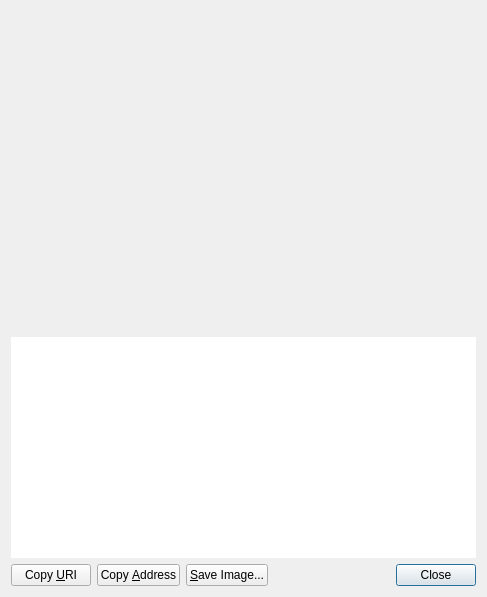
Above: src/qt/forms/receiverequestdialog.ui from minblock/satcoin before the change. Below: the same form after it.
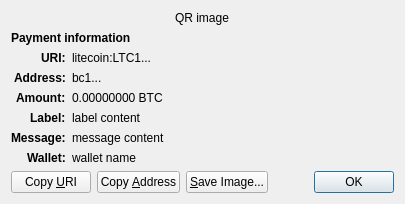
That is the form after the change. Custom widgets are drawn as their Qt base class.

The edit to the form file:
```diff
--- a/src/qt/forms/receiverequestdialog.ui
+++ b/src/qt/forms/receiverequestdialog.ui
@@ -6,60 +6,158 @@
    <rect>
     <x>0</x>
     <y>0</y>
-    <width>487</width>
-    <height>597</height>
+    <width>413</width>
+    <height>229</height>
    </rect>
   </property>
-  <layout class="QVBoxLayout" name="verticalLayout_3">
-   <item>
-    <widget class="QRImageWidget" name="lblQRCode">
-     <property name="sizePolicy">
-      <sizepolicy hsizetype="Expanding" vsizetype="Fixed">
-       <horstretch>0</horstretch>
-       <verstretch>0</verstretch>
-      </sizepolicy>
+  <property name="windowTitle">
+   <string>Request payment to ...</string>
+  </property>
+  <layout class="QGridLayout" name="gridLayout" columnstretch="0,1">
+   <property name="sizeConstraint">
+    <enum>QLayout::SetFixedSize</enum>
+   </property>
+   <item row="0" column="0" colspan="2" alignment="Qt::AlignHCenter">
+    <widget class="QRImageWidget" name="qr_code">
+     <property name="text">
+      <string notr="true">QR image</string>
      </property>
-     <property name="minimumSize">
-      <size>
-       <width>300</width>
-       <height>320</height>
-      </size>
+     <property name="textInteractionFlags">
+      <set>Qt::NoTextInteraction</set>
      </property>
-     <property name="toolTip">
-      <string>QR Code</string>
+    </widget>
+   </item>
+   <item row="1" column="0" colspan="2">
+    <widget class="QLabel" name="payment_header">
+     <property name="font">
+      <font>
+       <weight>75</weight>
+       <bold>true</bold>
+      </font>
      </property>
+     <property name="text">
+      <string>Payment information</string>
+     </property>
+     <property name="textInteractionFlags">
+      <set>Qt::NoTextInteraction</set>
+     </property>
+    </widget>
+   </item>
+   <item row="2" column="0" alignment="Qt::AlignRight|Qt::AlignTop">
+    <widget class="QLabel" name="uri_tag">
+     <property name="font">
+      <font>
+       <weight>75</weight>
+       <bold>true</bold>
+      </font>
+     </property>
+     <property name="text">
+      <string notr="true">URI:</string>
+     </property>
      <property name="textFormat">
       <enum>Qt::PlainText</enum>
      </property>
-     <property name="alignment">
-      <set>Qt::AlignCenter</set>
+     <property name="textInteractionFlags">
+      <set>Qt::NoTextInteraction</set>
      </property>
+    </widget>
+   </item>
+   <item row="2" column="1" alignment="Qt::AlignTop">
+    <widget class="QLabel" name="uri_content">
+     <property name="text">
+      <string notr="true">litecoin:LTC1...</string>
+     </property>
+     <property name="textFormat">
+      <enum>Qt::RichText</enum>
+     </property>
      <property name="wordWrap">
       <bool>true</bool>
      </property>
     </widget>
    </item>
-   <item>
-    <widget class="QTextEdit" name="outUri">
-     <property name="sizePolicy">
-      <sizepolicy hsizetype="Expanding" vsizetype="Expanding">
-       <horstretch>0</horstretch>
-       <verstretch>0</verstretch>
-      </sizepolicy>
+   <item row="3" column="0" alignment="Qt::AlignRight|Qt::AlignTop">
+    <widget class="QLabel" name="address_tag">
+     <property name="font">
+      <font>
+       <weight>75</weight>
+       <bold>true</bold>
+      </font>
      </property>
-     <property name="minimumSize">
-      <size>
-       <width>0</width>
-       <height>50</height>
-      </size>
+     <property name="text">
+      <string>Address:</string>
      </property>
-     <property name="frameShape">
-      <enum>QFrame::NoFrame</enum>
+     <property name="textInteractionFlags">
+      <set>Qt::NoTextInteraction</set>
      </property>
-     <property name="frameShadow">
-      <enum>QFrame::Plain</enum>
+    </widget>
+   </item>
+   <item row="3" column="1" alignment="Qt::AlignTop">
+    <widget class="QLabel" name="address_content">
+     <property name="text">
+      <string notr="true">bc1...</string>
      </property>
-     <property name="tabChangesFocus">
+     <property name="textFormat">
+      <enum>Qt::PlainText</enum>
+     </property>
+     <property name="textInteractionFlags">
+      <set>Qt::TextSelectableByMouse</set>
+     </property>
+    </widget>
+   </item>
+   <item row="4" column="0" alignment="Qt::AlignRight|Qt::AlignTop">
+    <widget class="QLabel" name="amount_tag">
+     <property name="font">
+      <font>
+       <weight>75</weight>
+       <bold>true</bold>
+      </font>
+     </property>
+     <property name="text">
+      <string>Amount:</string>
+     </property>
+     <property name="textInteractionFlags">
+      <set>Qt::NoTextInteraction</set>
+     </property>
+    </widget>
+   </item>
+   <item row="4" column="1" alignment="Qt::AlignTop">
+    <widget class="QLabel" name="amount_content">
+     <property name="text">
+      <string notr="true">0.00000000 BTC</string>
+     </property>
+     <property name="textFormat">
+      <enum>Qt::PlainText</enum>
+     </property>
+     <property name="textInteractionFlags">
+      <set>Qt::TextSelectableByMouse</set>
+     </property>
+    </widget>
+   </item>
+   <item row="5" column="0" alignment="Qt::AlignRight|Qt::AlignTop">
+    <widget class="QLabel" name="label_tag">
+     <property name="font">
+      <font>
+       <weight>75</weight>
+       <bold>true</bold>
+      </font>
+     </property>
+     <property name="text">
+      <string>Label:</string>
+     </property>
+     <property name="textInteractionFlags">
+      <set>Qt::NoTextInteraction</set>
+     </property>
+    </widget>
+   </item>
+   <item row="5" column="1" alignment="Qt::AlignTop">
+    <widget class="QLabel" name="label_content">
+     <property name="text">
+      <string notr="true">label content</string>
+     </property>
+     <property name="textFormat">
+      <enum>Qt::PlainText</enum>
+     </property>
+     <property name="wordWrap">
       <bool>true</bool>
      </property>
      <property name="textInteractionFlags">
@@ -67,7 +165,71 @@
      </property>
     </widget>
    </item>
-   <item>
+   <item row="6" column="0" alignment="Qt::AlignRight|Qt::AlignTop">
+    <widget class="QLabel" name="message_tag">
+     <property name="font">
+      <font>
+       <weight>75</weight>
+       <bold>true</bold>
+      </font>
+     </property>
+     <property name="text">
+      <string>Message:</string>
+     </property>
+     <property name="textInteractionFlags">
+      <set>Qt::NoTextInteraction</set>
+     </property>
+    </widget>
+   </item>
+   <item row="6" column="1" alignment="Qt::AlignTop">
+    <widget class="QLabel" name="message_content">
+     <property name="text">
+      <string notr="true">message content</string>
+     </property>
+     <property name="textFormat">
+      <enum>Qt::PlainText</enum>
+     </property>
+     <property name="wordWrap">
+      <bool>true</bool>
+     </property>
+     <property name="textInteractionFlags">
+      <set>Qt::TextSelectableByMouse</set>
+     </property>
+    </widget>
+   </item>
+   <item row="7" column="0" alignment="Qt::AlignRight|Qt::AlignTop">
+    <widget class="QLabel" name="wallet_tag">
+     <property name="font">
+      <font>
+       <weight>75</weight>
+       <bold>true</bold>
+      </font>
+     </property>
+     <property name="text">
+      <string>Wallet:</string>
+     </property>
+     <property name="textInteractionFlags">
+      <set>Qt::NoTextInteraction</set>
+     </property>
+    </widget>
+   </item>
+   <item row="7" column="1" alignment="Qt::AlignTop">
+    <widget class="QLabel" name="wallet_content">
+     <property name="text">
+      <string notr="true">wallet name</string>
+     </property>
+     <property name="textFormat">
+      <enum>Qt::PlainText</enum>
+     </property>
+     <property name="wordWrap">
+      <bool>true</bool>
+     </property>
+     <property name="textInteractionFlags">
+      <set>Qt::TextSelectableByMouse</set>
+     </property>
+    </widget>
+   </item>
+   <item row="8" column="0" colspan="2">
     <layout class="QHBoxLayout" name="horizontalLayout">
      <item>
       <widget class="QPushButton" name="btnCopyURI">
@@ -115,7 +277,7 @@
      <item>
       <widget class="QDialogButtonBox" name="buttonBox">
        <property name="standardButtons">
-        <set>QDialogButtonBox::Close</set>
+        <set>QDialogButtonBox::Ok</set>
        </property>
       </widget>
      </item>
```
Left out of the diff: 40 changed lines with no effect on the pictures.
